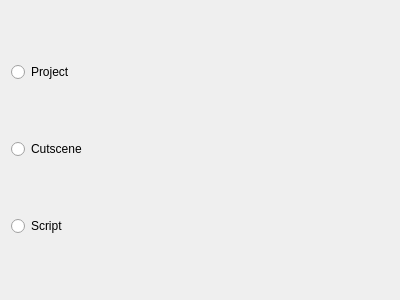
The window that res/forms/WizardPageStart.ui (tedvalson/NovelTea) describes before a commit, drawn with Qt 5.
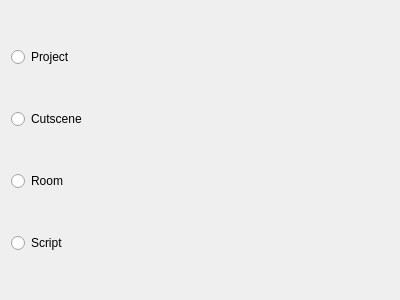
The same window after the commit.

Commit message: Core / Editor: Add basic Room object with editor widgets

Patch:
```diff
--- a/res/forms/WizardPageStart.ui
+++ b/res/forms/WizardPageStart.ui
@@ -32,6 +32,13 @@
      </property>
     </widget>
    </item>
+   <item>
+    <widget class="QRadioButton" name="radioNewRoom">
+     <property name="text">
+      <string>Room</string>
+     </property>
+    </widget>
+   </item>
    <item>
     <widget class="QRadioButton" name="radioNewScript">
      <property name="text">
```
Left out of the diff: 1 changed line with no effect on the pictures. The commit also changes 22 other files.
